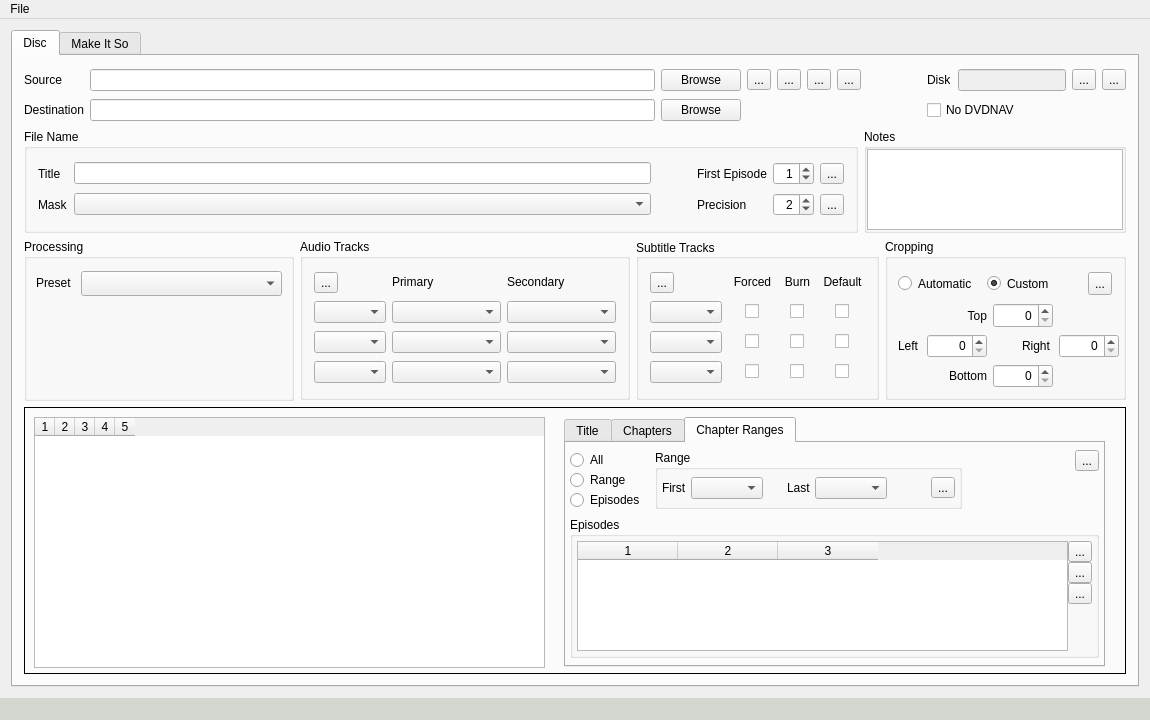
The window that mainwindow.ui (dwprice56/QtHEP) describes before a commit, drawn with Qt 5.
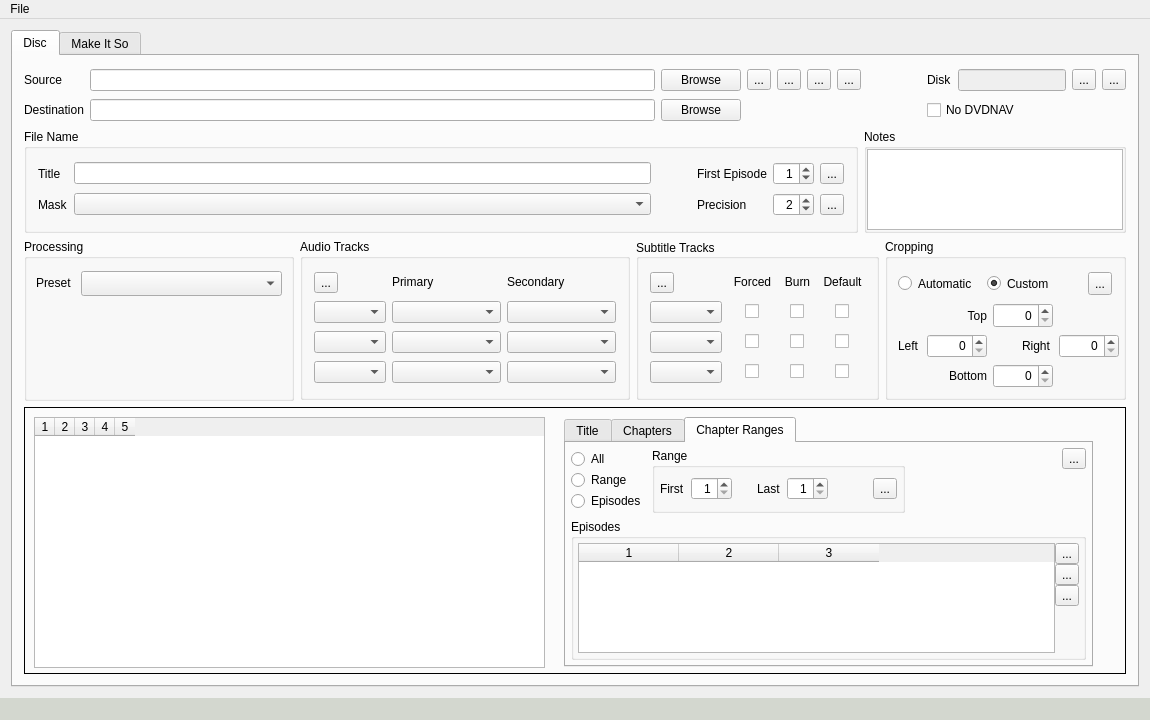
The same window after the commit. Icons and pictures are not drawn.

Commit message: Chapter Ranges

```diff
--- a/mainwindow.ui
+++ b/mainwindow.ui
@@ -1509,7 +1509,7 @@
             <rect>
              <x>540</x>
              <y>10</y>
-             <width>541</width>
+             <width>529</width>
              <height>250</height>
             </rect>
            </property>
@@ -1880,23 +1880,20 @@
             <attribute name="title">
              <string>Chapter Ranges</string>
             </attribute>
-            <layout class="QGridLayout" name="gridLayout_13" columnminimumwidth="85,0,0,0">
+            <layout class="QGridLayout" name="gridLayout_13">
              <property name="leftMargin">
-              <number>4</number>
+              <number>5</number>
              </property>
              <property name="topMargin">
-              <number>0</number>
+              <number>5</number>
              </property>
              <property name="rightMargin">
-              <number>4</number>
+              <number>5</number>
              </property>
              <property name="bottomMargin">
-              <number>0</number>
+              <number>5</number>
              </property>
-             <property name="spacing">
-              <number>0</number>
-             </property>
-             <item row="0" column="0">
+             <item row="0" column="0" rowspan="2">
               <widget class="QFrame" name="frame_6">
                <property name="frameShape">
                 <enum>QFrame::NoFrame</enum>
@@ -1953,12 +1950,12 @@
                </layout>
               </widget>
              </item>
-             <item row="0" column="1">
+             <item row="0" column="1" rowspan="2">
               <widget class="QGroupBox" name="groupBox_Disc_Title_ChapterRanges">
                <property name="maximumSize">
                 <size>
-                 <width>323</width>
-                 <height>59</height>
+                 <width>281</width>
+                 <height>69</height>
                 </size>
                </property>
                <property name="title">
@@ -1966,19 +1963,16 @@
                </property>
                <layout class="QGridLayout" name="gridLayout_10">
                 <property name="leftMargin">
-                 <number>4</number>
+                 <number>5</number>
                 </property>
                 <property name="topMargin">
-                 <number>4</number>
+                 <number>5</number>
                 </property>
                 <property name="rightMargin">
-                 <number>4</number>
+                 <number>5</number>
                 </property>
                 <property name="bottomMargin">
-                 <number>4</number>
-                </property>
-                <property name="spacing">
-                 <number>4</number>
+                 <number>5</number>
                 </property>
                 <item row="0" column="0">
                  <widget class="QLabel" name="label">
@@ -1991,9 +1985,12 @@
                  </widget>
                 </item>
                 <item row="0" column="1">
-                 <widget class="QComboBox" name="comboBox_Disc_Title_ChapterRange_First">
-                  <property name="toolTip">
-                   <string>Select the first chapter in the range.</string>
+                 <widget class="QSpinBox" name="spinBox_Disc_Title_ChapterRange_First">
+                  <property name="alignment">
+                   <set>Qt::AlignRight|Qt::AlignTrailing|Qt::AlignVCenter</set>
+                  </property>
+                  <property name="minimum">
+                   <number>1</number>
                   </property>
                  </widget>
                 </item>
@@ -2004,7 +2001,7 @@
                   </property>
                   <property name="sizeHint" stdset="0">
                    <size>
-                    <width>20</width>
+                    <width>19</width>
                     <height>20</height>
                    </size>
                   </property>
@@ -2021,9 +2018,12 @@
                  </widget>
                 </item>
                 <item row="0" column="4">
-                 <widget class="QComboBox" name="comboBox_Disc_Title_chapterRange_Last">
-                  <property name="toolTip">
-                   <string>Select the last chapter in the range.</string>
+                 <widget class="QSpinBox" name="spinBox_Disc_Title_ChapterRange_Last">
+                  <property name="alignment">
+                   <set>Qt::AlignRight|Qt::AlignTrailing|Qt::AlignVCenter</set>
+                  </property>
+                  <property name="minimum">
+                   <number>1</number>
                   </property>
                  </widget>
                 </item>
@@ -2034,7 +2034,7 @@
                   </property>
                   <property name="sizeHint" stdset="0">
                    <size>
-                    <width>40</width>
+                    <width>39</width>
                     <height>20</height>
                    </size>
                   </property>
@@ -2057,20 +2057,7 @@
                </layout>
               </widget>
              </item>
-             <item row="0" column="2">
-              <spacer name="horizontalSpacer_8">
-               <property name="orientation">
-                <enum>Qt::Horizontal</enum>
-               </property>
-               <property name="sizeHint" stdset="0">
-                <size>
-                 <width>94</width>
-                 <height>20</height>
-                </size>
-               </property>
-              </spacer>
-             </item>
-             <item row="0" column="3" alignment="Qt::AlignTop">
+             <item row="0" column="3">
               <widget class="QToolButton" name="toolButton_Disc_Title_ChapterRanges_Reset">
                <property name="toolTip">
                 <string>Reset all of the chapter ranges.</string>
@@ -2084,7 +2071,20 @@
                </property>
               </widget>
              </item>
-             <item row="1" column="0" colspan="4">
+             <item row="1" column="2">
+              <spacer name="horizontalSpacer_8">
+               <property name="orientation">
+                <enum>Qt::Horizontal</enum>
+               </property>
+               <property name="sizeHint" stdset="0">
+                <size>
+                 <width>114</width>
+                 <height>20</height>
+                </size>
+               </property>
+              </spacer>
+             </item>
+             <item row="2" column="0" colspan="4">
               <widget class="QGroupBox" name="groupBox_Disc_Title_Episodes">
                <property name="maximumSize">
                 <size>
@@ -2095,6 +2095,9 @@
                <property name="title">
                 <string>Episodes</string>
                </property>
+               <property name="flat">
+                <bool>false</bool>
+               </property>
                <layout class="QGridLayout" name="gridLayout_12">
                 <property name="leftMargin">
                  <number>4</number>
@@ -2116,6 +2119,9 @@
                   <property name="columnCount">
                    <number>3</number>
                   </property>
+                  <attribute name="verticalHeaderVisible">
+                   <bool>false</bool>
+                  </attribute>
                   <column/>
                   <column/>
                   <column/>
```
Left out of the diff: 8 changed lines with no effect on the pictures. The commit also changes 12 other files.
